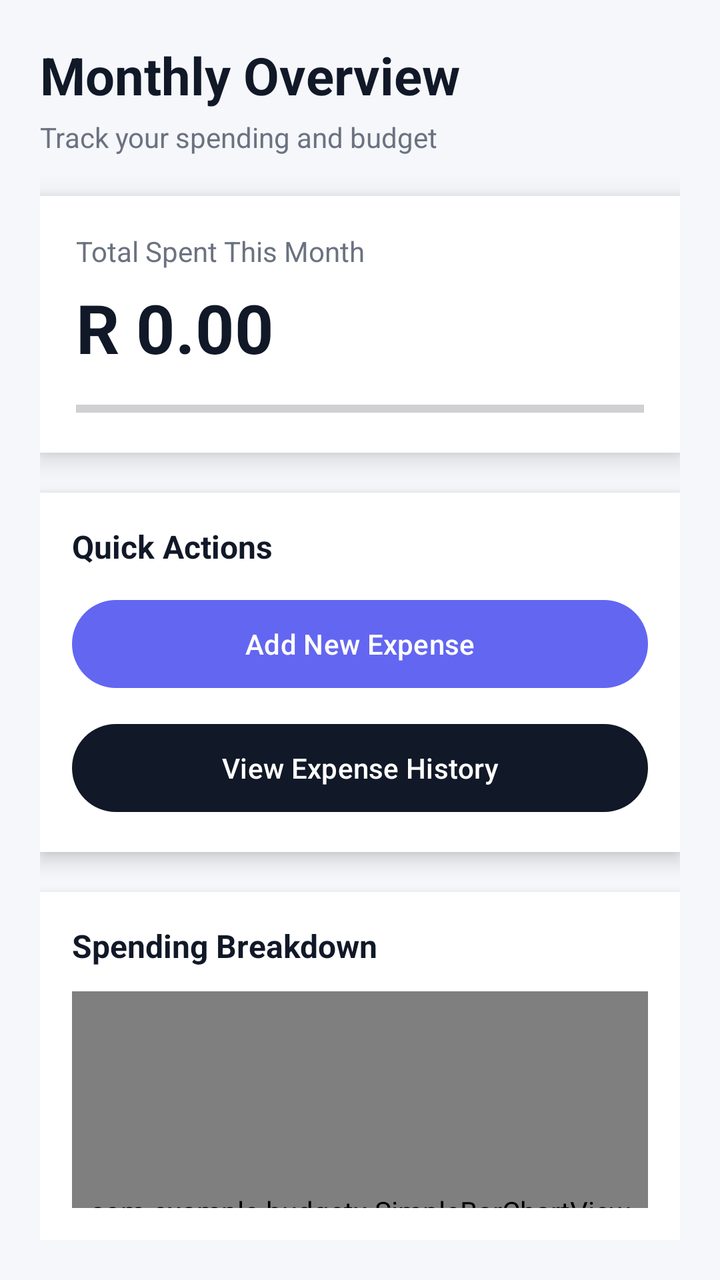
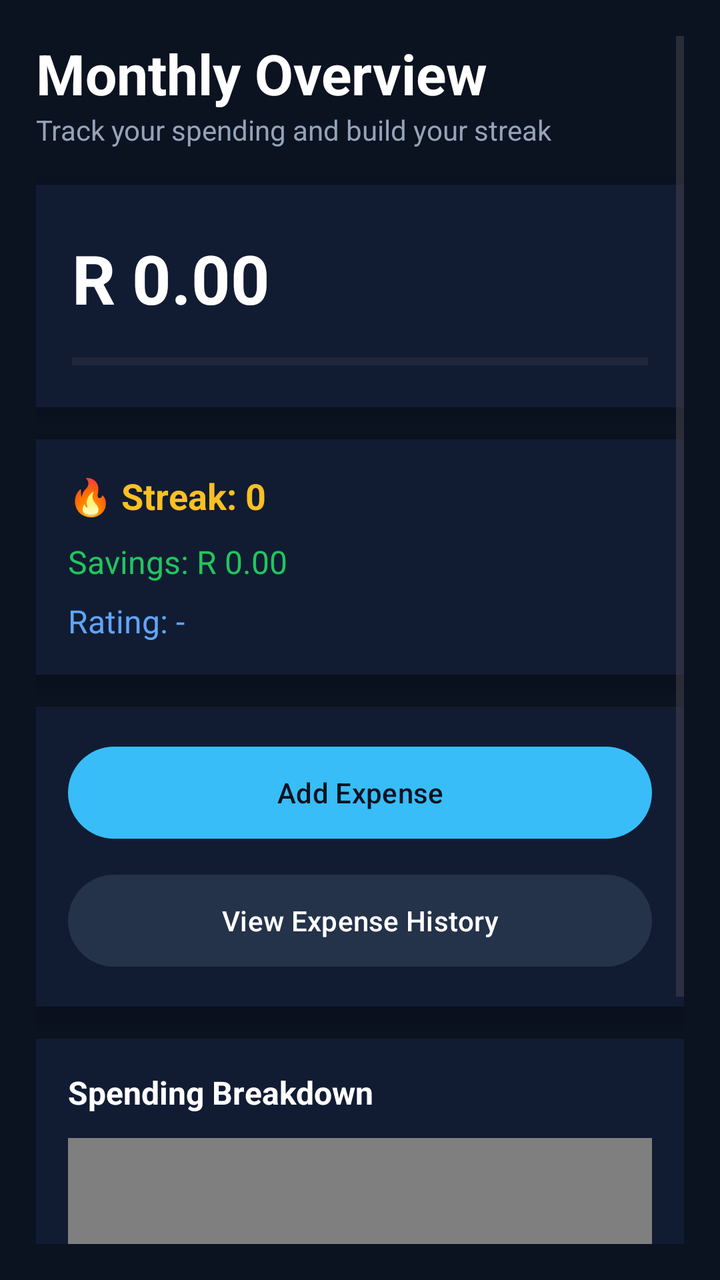

Compare the two renders of this Android layout. The source of the first and the diff that turns it into the second are given below.
<!-- AndroidManifest.xml: application theme Theme.BudgetX -->
<!-- res/layout/activity_dashboard.xml -->
<?xml version="1.0" encoding="utf-8"?>
<LinearLayout xmlns:android="http://schemas.android.com/apk/res/android"
    xmlns:app="http://schemas.android.com/apk/res-auto"
    android:layout_width="match_parent"
    android:layout_height="match_parent"
    android:orientation="vertical"
    android:background="#F5F7FB"
    android:padding="20dp">

    
    <TextView
        android:layout_width="wrap_content"
        android:layout_height="wrap_content"
        android:text="Monthly Overview"
        android:textSize="26sp"
        android:textStyle="bold"
        android:textColor="#111827"
        android:layout_marginBottom="4dp"/>

    <TextView
        android:layout_width="wrap_content"
        android:layout_height="wrap_content"
        android:text="Track your spending and budget"
        android:textSize="14sp"
        android:textColor="#6B7280"
        android:layout_marginBottom="20dp"/>

    
    <LinearLayout
        android:layout_width="match_parent"
        android:layout_height="wrap_content"
        android:orientation="vertical"
        android:background="#FFFFFF"
        android:padding="18dp"
        android:elevation="8dp"
        android:layout_marginBottom="20dp">

        <TextView
            android:layout_width="wrap_content"
            android:layout_height="wrap_content"
            android:text="Total Spent This Month"
            android:textSize="14sp"
            android:textColor="#6B7280"/>

        <TextView
            android:id="@+id/tvTotalSpent"
            android:layout_width="wrap_content"
            android:layout_height="wrap_content"
            android:text="R 0.00"
            android:textSize="34sp"
            android:textStyle="bold"
            android:textColor="#111827"
            android:layout_marginTop="6dp"/>

        
        <ProgressBar
            android:id="@+id/pbBudget"
            style="?android:attr/progressBarStyleHorizontal"
            android:layout_width="match_parent"
            android:layout_height="8dp"
            android:max="100"
            android:progress="0"
            android:layout_marginTop="14dp"
            android:progressTint="#6366F1"
            android:backgroundTint="#E5E7EB"/>
    </LinearLayout>

    
    <LinearLayout
        android:layout_width="match_parent"
        android:layout_height="wrap_content"
        android:orientation="vertical"
        android:background="#FFFFFF"
        android:padding="16dp"
        android:elevation="6dp"
        android:layout_marginBottom="20dp">

        <TextView
            android:layout_width="wrap_content"
            android:layout_height="wrap_content"
            android:text="Quick Actions"
            android:textSize="16sp"
            android:textStyle="bold"
            android:textColor="#111827"
            android:layout_marginBottom="12dp"/>

        <com.google.android.material.button.MaterialButton
            android:id="@+id/btnAddExpense"
            android:layout_width="match_parent"
            android:layout_height="52dp"
            android:text="Add New Expense"
            android:textColor="#FFFFFF"
            app:backgroundTint="#6366F1"
            android:layout_marginBottom="10dp"/>

        <com.google.android.material.button.MaterialButton
            android:id="@+id/btnViewHistory"
            android:layout_width="match_parent"
            android:layout_height="52dp"
            android:text="View Expense History"
            android:textColor="#FFFFFF"
            app:backgroundTint="#111827"/>
    </LinearLayout>

    
    <LinearLayout
        android:layout_width="match_parent"
        android:layout_height="wrap_content"
        android:background="#FFFFFF"
        android:elevation="6dp"
        android:orientation="vertical"
        android:padding="16dp">

        <TextView
            android:layout_width="wrap_content"
            android:layout_height="wrap_content"
            android:text="Spending Breakdown"
            android:textSize="16sp"
            android:textStyle="bold"
            android:textColor="#111827"
            android:layout_marginBottom="12dp"/>

        <com.example.budgetx.SimpleBarChartView
            android:id="@+id/dashboardChart"
            android:layout_width="match_parent"
            android:layout_height="220dp"/>
    </LinearLayout>

</LinearLayout>
<!-- resources referenced by this layout -->
<resources>
  <style name="Theme.BudgetX" parent="Base.Theme.BudgetX" />
  <style name="Base.Theme.BudgetX" parent="Theme.Material3.DayNight.NoActionBar">
          
          
      </style>
</resources>

<!-- the commit's change to res/layout/activity_dashboard.xml (unified diff, before → after) -->
@@ -1,129 +1,167 @@
 <?xml version="1.0" encoding="utf-8"?>
-<LinearLayout xmlns:android="http://schemas.android.com/apk/res/android"
+<ScrollView xmlns:android="http://schemas.android.com/apk/res/android"
     xmlns:app="http://schemas.android.com/apk/res-auto"
     android:layout_width="match_parent"
     android:layout_height="match_parent"
-    android:orientation="vertical"
-    android:background="#F5F7FB"
-    android:padding="20dp">
+    android:background="#0B1220"
+    android:padding="18dp">
 
-    
-    <TextView
-        android:layout_width="wrap_content"
-        android:layout_height="wrap_content"
-        android:text="Monthly Overview"
-        android:textSize="26sp"
-        android:textStyle="bold"
-        android:textColor="#111827"
-        android:layout_marginBottom="4dp"/>
-
-    <TextView
-        android:layout_width="wrap_content"
-        android:layout_height="wrap_content"
-        android:text="Track your spending and budget"
-        android:textSize="14sp"
-        android:textColor="#6B7280"
-        android:layout_marginBottom="20dp"/>
-
-    
     <LinearLayout
         android:layout_width="match_parent"
         android:layout_height="wrap_content"
-        android:orientation="vertical"
-        android:background="#FFFFFF"
-        android:padding="18dp"
-        android:elevation="8dp"
-        android:layout_marginBottom="20dp">
+        android:orientation="vertical">
+
+        
+        <TextView
+            android:layout_width="wrap_content"
+            android:layout_height="wrap_content"
+            android:text="Monthly Overview"
+            android:textSize="28sp"
+            android:textStyle="bold"
+            android:textColor="#FFFFFF"/>
 
         <TextView
             android:layout_width="wrap_content"
             android:layout_height="wrap_content"
-            android:text="Total Spent This Month"
+            android:text="Track your spending and build your streak"
             android:textSize="14sp"
-            android:textColor="#6B7280"/>
-
-        <TextView
-            android:id="@+id/tvTotalSpent"
-            android:layout_width="wrap_content"
-            android:layout_height="wrap_content"
-            android:text="R 0.00"
-            android:textSize="34sp"
-            android:textStyle="bold"
-            android:textColor="#111827"
-            android:layout_marginTop="6dp"/>
+            android:textColor="#94A3B8"
+            android:layout_marginBottom="18dp"/>
 
         
-        <ProgressBar
-            android:id="@+id/pbBudget"
-            style="?android:attr/progressBarStyleHorizontal"
+        <LinearLayout
             android:layout_width="match_parent"
-            android:layout_height="8dp"
-            android:max="100"
-            android:progress="0"
-            android:layout_marginTop="14dp"
-            android:progressTint="#6366F1"
-            android:backgroundTint="#E5E7EB"/>
+            android:layout_height="wrap_content"
+            android:orientation="vertical"
+            android:background="#111C33"
+            android:padding="18dp"
+            android:layout_marginBottom="16dp"
+            android:elevation="6dp">
+
+            <TextView
+                android:text="Total Spent This Month"
+                android:textSize="13sp"
+                android:textColor="#94A3B8"/>
+
+            <TextView
+                android:id="@+id/tvTotalSpent"
+                android:layout_width="wrap_content"
+                android:layout_height="wrap_content"
+                android:layout_marginTop="6dp"
+                android:text="R 0.00"
+                android:textColor="#FFFFFF"
+                android:textSize="34sp"
+                android:textStyle="bold" />
+
+            <ProgressBar
+                android:id="@+id/pbBudget"
+                style="?android:attr/progressBarStyleHorizontal"
+                android:layout_width="match_parent"
+                android:layout_height="10dp"
+                android:max="100"
+                android:progress="0"
+                android:layout_marginTop="14dp"
+                android:progressTint="#38BDF8"
+                android:backgroundTint="#24324A"/>
+        </LinearLayout>
+
+        
+        <LinearLayout
+            android:layout_width="match_parent"
+            android:layout_height="wrap_content"
+            android:orientation="vertical"
+            android:background="#111C33"
+            android:padding="16dp"
+            android:layout_marginBottom="16dp"
+            android:elevation="6dp">
+
+            
+            <TextView
+                android:id="@+id/tvStreak"
+                android:layout_width="wrap_content"
+                android:layout_height="wrap_content"
+                android:text="🔥 Streak: 0"
+                android:textSize="18sp"
+                android:textStyle="bold"
+                android:textColor="#FBBF24"
+                android:layout_marginBottom="10dp"/>
+
+            <TextView
+                android:id="@+id/tvSavings"
+                android:layout_width="wrap_content"
+                android:layout_height="wrap_content"
+                android:text="Savings: R 0.00"
+                android:textSize="16sp"
+                android:textColor="#22C55E"
+                android:layout_marginBottom="8dp"/>
+
+            <TextView
+                android:id="@+id/tvRating"
+                android:layout_width="wrap_content"
+                android:layout_height="wrap_content"
+                android:text="Rating: -"
+                android:textSize="16sp"
+                android:textColor="#60A5FA"/>
+        </LinearLayout>
+
+        
+        <LinearLayout
+            android:layout_width="match_parent"
+            android:layout_height="wrap_content"
+            android:orientation="vertical"
+            android:background="#111C33"
+            android:padding="16dp"
+            android:layout_marginBottom="16dp"
+            android:elevation="6dp">
+
+            <com.google.android.material.button.MaterialButton
+                android:id="@+id/btnAddExpense"
+                android:layout_width="match_parent"
+                android:layout_height="54dp"
+                android:text="Add Expense"
+                android:textColor="#0B1220"
+                app:backgroundTint="#38BDF8"
+                android:layout_marginBottom="10dp"/>
+
+            <com.google.android.material.button.MaterialButton
+                android:id="@+id/btnViewHistory"
+                android:layout_width="match_parent"
+                android:layout_height="54dp"
+                android:text="View Expense History"
+                android:textColor="#FFFFFF"
+                app:backgroundTint="#24324A"/>
+        </LinearLayout>
+
+        
+        <LinearLayout
+            android:layout_width="match_parent"
+            android:layout_height="wrap_content"
+            android:background="#111C33"
+            android:padding="16dp"
+            android:elevation="6dp">
+
+            <LinearLayout
+                android:layout_width="match_parent"
+                android:layout_height="wrap_content"
+                android:orientation="vertical">
+
+                <TextView
+                    android:layout_width="wrap_content"
+                    android:layout_height="wrap_content"
+                    android:text="Spending Breakdown"
+                    android:textSize="16sp"
+                    android:textStyle="bold"
+                    android:textColor="#FFFFFF"
+                    android:layout_marginBottom="12dp"/>
+
+                <com.example.budgetx.SimpleBarChartView
+                    android:id="@+id/dashboardChart"
+                    android:layout_width="match_parent"
+                    android:layout_height="220dp"/>
+            </LinearLayout>
+
+        </LinearLayout>
+
     </LinearLayout>
 
-    
-    <LinearLayout
-        android:layout_width="match_parent"
-        android:layout_height="wrap_content"
-        android:orientation="vertical"
-        android:background="#FFFFFF"
-        android:padding="16dp"
-        android:elevation="6dp"
-        android:layout_marginBottom="20dp">
-
-        <TextView
-            android:layout_width="wrap_content"
-            android:layout_height="wrap_content"
-            android:text="Quick Actions"
-            android:textSize="16sp"
-            android:textStyle="bold"
-            android:textColor="#111827"
-            android:layout_marginBottom="12dp"/>
-
-        <com.google.android.material.button.MaterialButton
-            android:id="@+id/btnAddExpense"
-            android:layout_width="match_parent"
-            android:layout_height="52dp"
-            android:text="Add New Expense"
-            android:textColor="#FFFFFF"
-            app:backgroundTint="#6366F1"
-            android:layout_marginBottom="10dp"/>
-
-        <com.google.android.material.button.MaterialButton
-            android:id="@+id/btnViewHistory"
-            android:layout_width="match_parent"
-            android:layout_height="52dp"
-            android:text="View Expense History"
-            android:textColor="#FFFFFF"
-            app:backgroundTint="#111827"/>
-    </LinearLayout>
-
-    
-    <LinearLayout
-        android:layout_width="match_parent"
-        android:layout_height="wrap_content"
-        android:background="#FFFFFF"
-        android:elevation="6dp"
-        android:orientation="vertical"
-        android:padding="16dp">
-
-        <TextView
-            android:layout_width="wrap_content"
-            android:layout_height="wrap_content"
-            android:text="Spending Breakdown"
-            android:textSize="16sp"
-            android:textStyle="bold"
-            android:textColor="#111827"
-            android:layout_marginBottom="12dp"/>
-
-        <com.example.budgetx.SimpleBarChartView
-            android:id="@+id/dashboardChart"
-            android:layout_width="match_parent"
-            android:layout_height="220dp"/>
-    </LinearLayout>
-
-</LinearLayout>
+</ScrollView>
